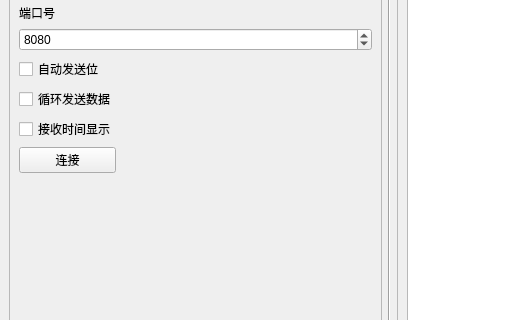
This is networkDebuggingAssistant/networkdebuggingassistant.ui in 55200wq/networkdebuggingassistant as Qt 5 draws it before an edit; both pictures show x 0 to 513 and y 119 to 439 of the 800 by 600 pixel window. The edited form follows.
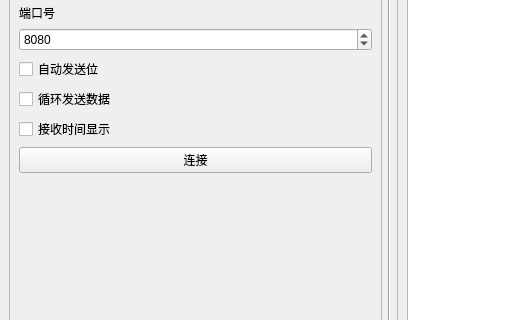
This is the edited form.

```diff
--- a/networkDebuggingAssistant/networkdebuggingassistant.ui
+++ b/networkDebuggingAssistant/networkdebuggingassistant.ui
@@ -186,16 +186,6 @@
          </property>
         </widget>
        </item>
-       <item row="10" column="0">
-        <widget class="QPushButton" name="pBtn_connect">
-         <property name="contextMenuPolicy">
-          <enum>Qt::PreventContextMenu</enum>
-         </property>
-         <property name="text">
-          <string>连接</string>
-         </property>
-        </widget>
-       </item>
        <item row="11" column="0">
         <spacer name="verticalSpacer">
          <property name="orientation">
@@ -287,6 +277,16 @@
          </property>
         </widget>
        </item>
+       <item row="10" column="0" colspan="2">
+        <widget class="QPushButton" name="pBtn_connect">
+         <property name="contextMenuPolicy">
+          <enum>Qt::PreventContextMenu</enum>
+         </property>
+         <property name="text">
+          <string>连接</string>
+         </property>
+        </widget>
+       </item>
       </layout>
      </widget>
     </item>
```
